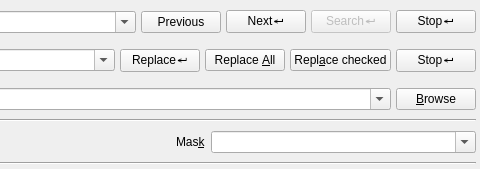
The window that enki/plugins/searchreplace/SearchWidget.ui (andreikop/enki) describes before a commit, drawn with Qt 5; both pictures show x 319 to 799 and y 0 to 169 of the 799 by 169 pixel window.
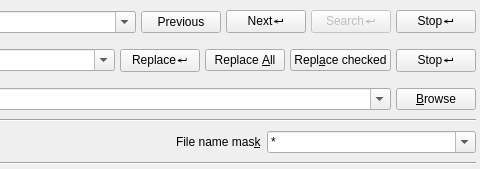
The same window after the commit. Icons and pictures are not drawn.

Commit message: Fix mask label in the Search Widget

Patch:
```diff
--- a/enki/plugins/searchreplace/SearchWidget.ui
+++ b/enki/plugins/searchreplace/SearchWidget.ui
@@ -403,7 +403,7 @@
             </sizepolicy>
            </property>
            <property name="text">
-            <string>Mas&amp;k</string>
+            <string>File name mas&amp;k</string>
            </property>
            <property name="buddy">
             <cstring>cbMask</cstring>
@@ -423,6 +423,11 @@
            <property name="editable">
             <bool>true</bool>
            </property>
+           <item>
+            <property name="text">
+             <string>*</string>
+            </property>
+           </item>
           </widget>
          </item>
         </layout>
```
